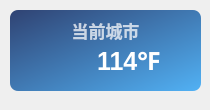
Old version of the form ui/minimize/widget-weather.ui in the repository YU322142/Class-Widgets-1_plus.
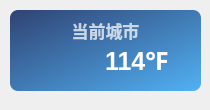
New version of the form. Icons and pictures are not drawn. Custom widgets are drawn as their Qt base class.

Commit message: 修复了小尺寸组件下天气有部分内容被遮挡的问题，在关于的更新选处增加提醒，适当修改了关于界面

Patch:
```diff
--- a/ui/minimize/widget-weather.ui
+++ b/ui/minimize/widget-weather.ui
@@ -79,7 +79,7 @@
     <rect>
      <x>30</x>
      <y>30</y>
-     <width>151</width>
+     <width>161</width>
      <height>61</height>
     </rect>
    </property>
```
